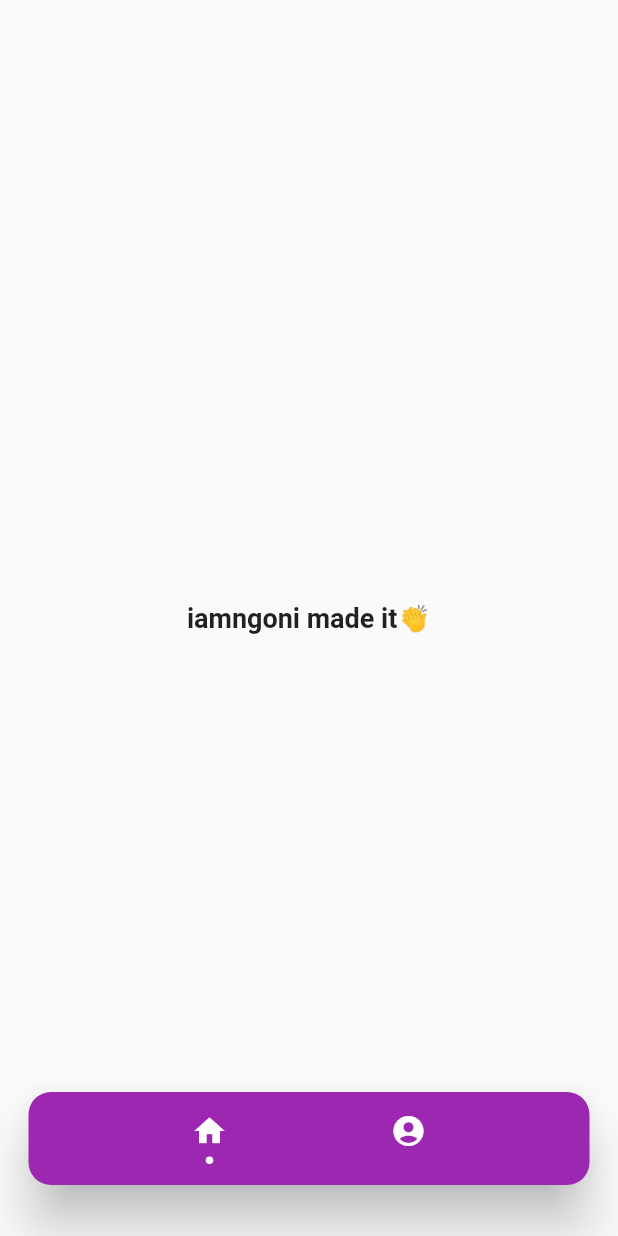
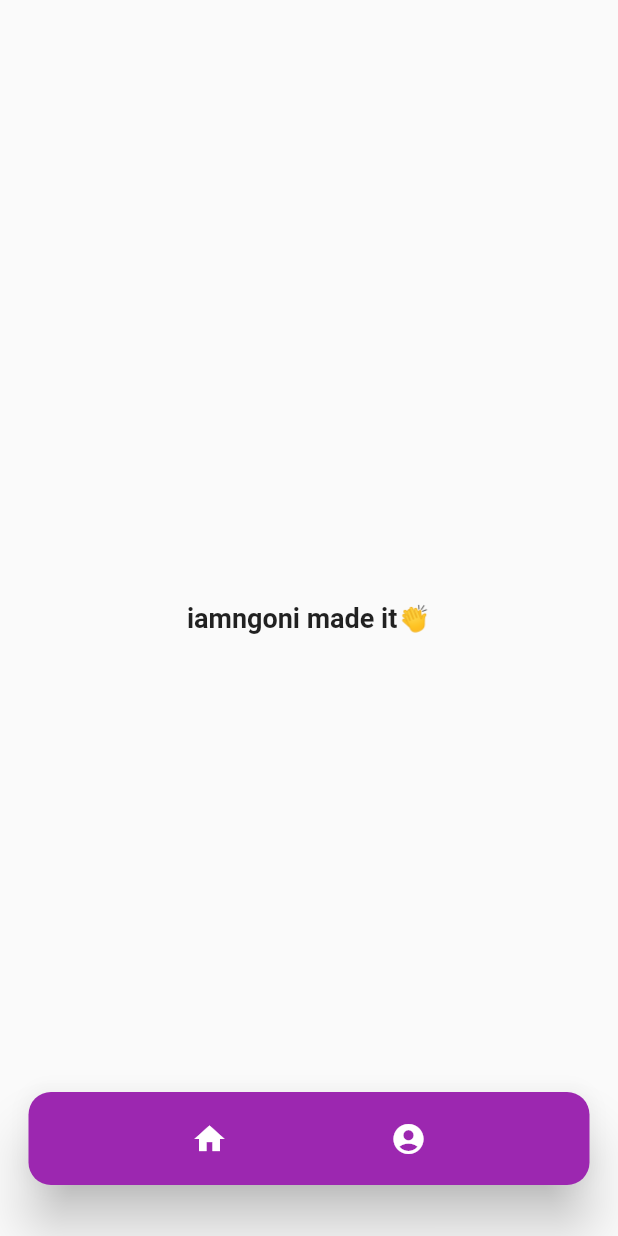
Before and after one commit to iamngoni/floating_navbar, a Flutter app: the screen it shows after launch, on a phone screen of 412 x 824 dp. Run offline on Flutter 3.47's test engine with Material 2 defaults, Android fonts, the phone set to English and light mode, and no system bars.

Commit message:
Removed CircleShape

```diff
--- a/lib/floating_navbar.dart
+++ b/lib/floating_navbar.dart
@@ -76,17 +76,6 @@ class _FloatingNavBarState extends State<FloatingNavBar> {
           onTap: () => _changePage(index),
           child: icon,
         ),
-        SizedBox(
-          height: 5,
-        ),
-        Container(
-          height: 5,
-          width: 5,
-          decoration: BoxDecoration(
-            shape: BoxShape.circle,
-            color: widget.index == index ? Colors.white : Colors.transparent,
-          ),
-        ),
       ],
     );
   }
```
